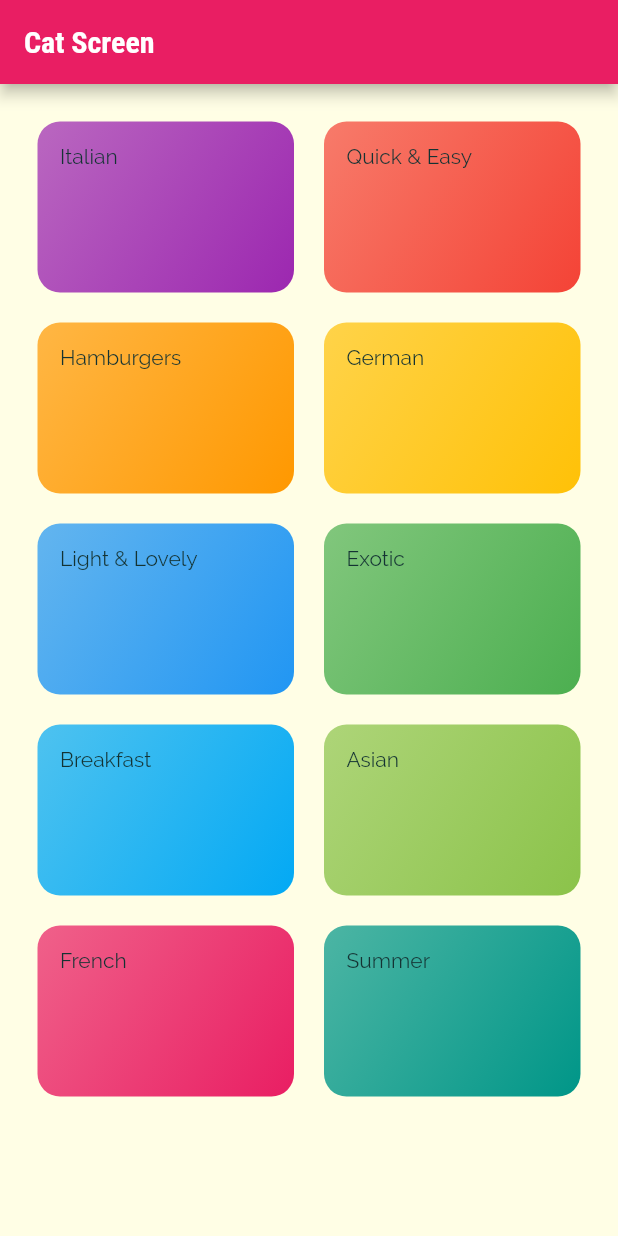
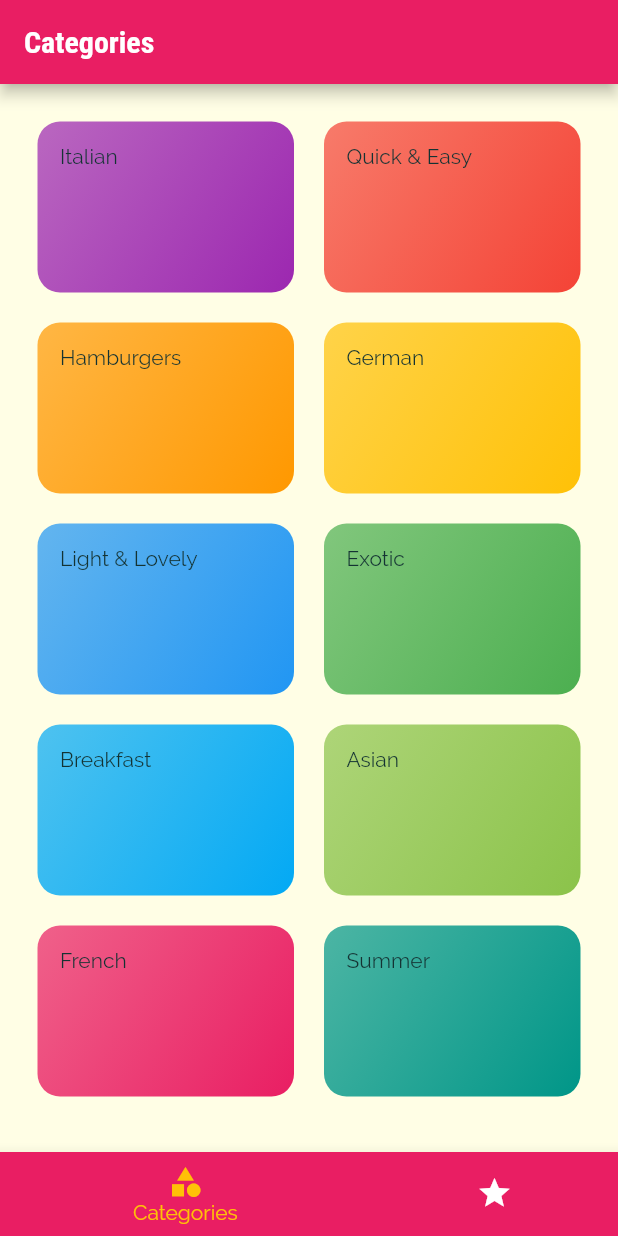
Before and after one commit to leoamato10/meals, a Flutter app: the screen it shows after launch, on a phone screen of 412 x 824 dp. Run offline on Flutter 3.47's test engine with Material 2 defaults, Android fonts, the phone set to English and light mode, and no system bars; missing offline and left inert: dart:ffi.

```diff
--- a/lib/main.dart
+++ b/lib/main.dart
@@ -2,6 +2,7 @@ import 'package:flutter/material.dart';
 import 'package:flutter_complete_guide/screens/categories_screen.dart';
 import 'package:flutter_complete_guide/screens/category_meals_screen.dart';
 import 'package:flutter_complete_guide/screens/meal_detail_screen.dart';
+import 'package:flutter_complete_guide/screens/tabs_screen.dart';
 
 void main() => runApp(MyApp());
 
@@ -30,7 +31,7 @@ class MyApp extends StatelessWidget {
       ),
       initialRoute: "/",
       routes: {
-        "/": (ctx) => CategoriesScreen(),
+        "/": (ctx) => TabsScreen(),
         CategoryMealsScreen.routeName: (ctx) => CategoryMealsScreen(),
         MealDetailScreen.routeName: (ctx) => MealDetailScreen()
       },
--- a/lib/screens/categories_screen.dart
+++ b/lib/screens/categories_screen.dart
@@ -7,9 +7,7 @@ class CategoriesScreen extends StatelessWidget {
 
   @override
   Widget build(BuildContext context) {
-    return Scaffold(
-        appBar: AppBar(title: const Text("Cat Screen")),
-        body: GridView(
+    return GridView(
       padding: const EdgeInsets.all(25),
       children: DUMMY_CATEGORIES.map((catData) {
         return CategoryItem(
@@ -23,6 +21,6 @@ class CategoriesScreen extends StatelessWidget {
           childAspectRatio: 3 / 2,
           mainAxisSpacing: 20,
           crossAxisSpacing: 20),
-        ));
+    );
   }
 }
--- /dev/null
+++ b/lib/screens/favorites_screens.dart
@@ -0,0 +1,12 @@
+import 'package:flutter/material.dart';
+
+class FavoritesMealsScreen extends StatelessWidget {
+  const FavoritesMealsScreen({Key key}) : super(key: key);
+
+  @override
+  Widget build(BuildContext context) {
+    return Container(
+      child: Text("Favorites"),
+    );
+  }
+}
--- /dev/null
+++ b/lib/screens/tabs_screen.dart
@@ -0,0 +1,54 @@
+import 'dart:ffi';
+
+import 'package:flutter/material.dart';
+import 'package:flutter_complete_guide/screens/categories_screen.dart';
+import 'package:flutter_complete_guide/screens/favorites_screens.dart';
+
+class TabsScreen extends StatefulWidget {
+  const TabsScreen({Key key}) : super(key: key);
+
+  @override
+  State<TabsScreen> createState() => _TabsScreenState();
+}
+
+class _TabsScreenState extends State<TabsScreen> {
+  final List<Map<String, Object>> _pages = [
+    {"page": CategoriesScreen(), "title": "Categories"},
+    {"page": FavoritesMealsScreen(), "title": "Favorites"}
+  ];
+  int _selectedPageIndex = 0;
+  Void _selectPage(int index) {
+    setState(() {
+      _selectedPageIndex = index;
+    });
+  }
+
+  @override
+  Widget build(BuildContext context) {
+    return Scaffold(
+        appBar: AppBar(
+          title: Text(_pages[_selectedPageIndex]["title"]),
+        ),
+        body: _pages[_selectedPageIndex]["page"],
+        bottomNavigationBar: BottomNavigationBar(
+          onTap: _selectPage,
+          currentIndex: _selectedPageIndex,
+          backgroundColor: Theme.of(context).primaryColor,
+          type: BottomNavigationBarType.shifting,
+          items: [
+            BottomNavigationBarItem(
+              backgroundColor: Theme.of(context).primaryColor,
+              icon: Icon(Icons.category),
+              label: 'Categories',
+            ),
+            BottomNavigationBarItem(
+              backgroundColor: Theme.of(context).primaryColor,
+              icon: Icon(Icons.star),
+              label: 'Favorites',
+            ),
+          ],
+          selectedItemColor: Theme.of(context).accentColor,
+          unselectedItemColor: Colors.white,
+        ));
+  }
+}
```
Lines whose indentation alone changed are shown as unchanged.
